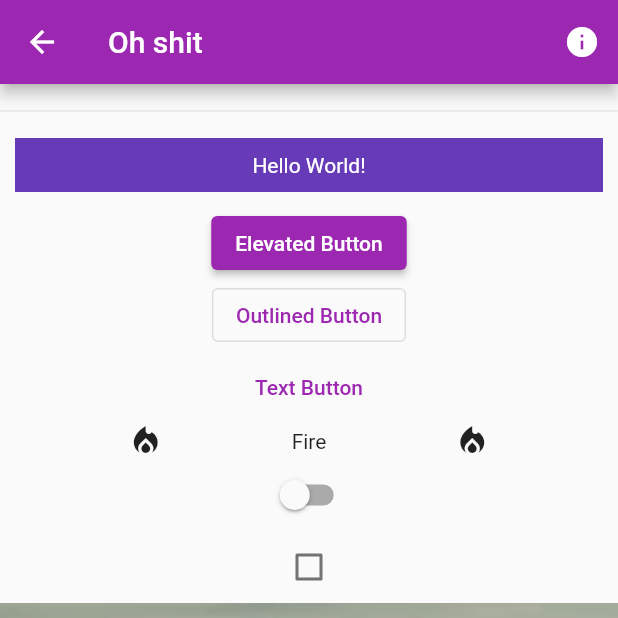
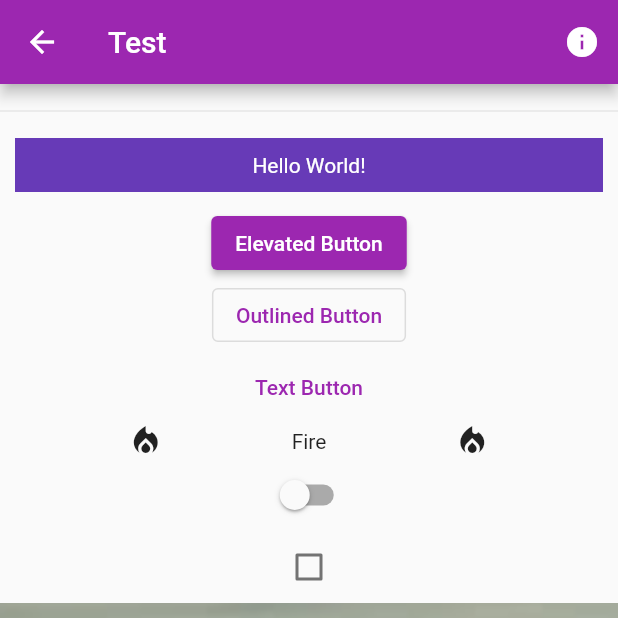
Before and after one commit to SevenDucks/BlorbClicker, a Flutter app: the TestLearnFlutterPage screen opened directly, on a phone screen of 412 x 824 dp, the top half of it. Run offline on Flutter 3.47's test engine with Material 2 defaults, Android fonts, the light colour scheme and no system bars.

Commit message:
Workflow Test

```diff
--- a/lib/test_pages.dart
+++ b/lib/test_pages.dart
@@ -54,7 +54,7 @@ class _TestLearnFlutterPageState extends State<TestLearnFlutterPage> {
   Widget build(BuildContext context) {
     return Scaffold(
       appBar: AppBar(
-        title: const Text('Oh shit'),
+        title: const Text('Test'),
         automaticallyImplyLeading: false,
         leading: IconButton(
           onPressed: () {
```
